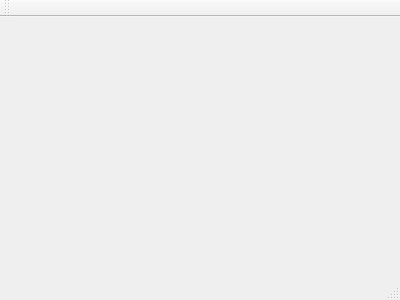
Qt form plugins/MorseDigitalModem/MorseIQMaker/mainwindow.ui (oldscienceguy/PebbleSDR) before a commit.
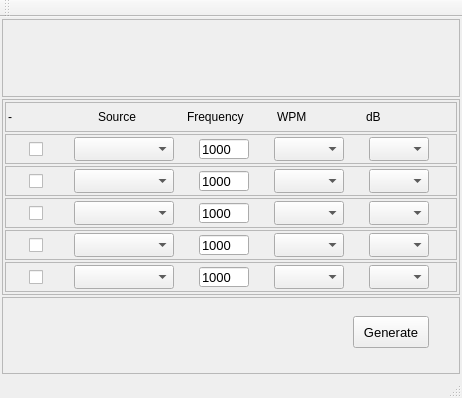
The same form after that commit.

Commit message: UI and 5 signals support

Patch:
```diff
--- a/plugins/MorseDigitalModem/MorseIQMaker/mainwindow.ui
+++ b/plugins/MorseDigitalModem/MorseIQMaker/mainwindow.ui
@@ -1,24 +1,921 @@
 <ui version="4.0">
  <class>MainWindow</class>
- <widget class="QMainWindow" name="MainWindow" >
-  <property name="geometry" >
+ <widget class="QMainWindow" name="MainWindow">
+  <property name="geometry">
    <rect>
     <x>0</x>
     <y>0</y>
-    <width>400</width>
-    <height>300</height>
+    <width>462</width>
+    <height>398</height>
    </rect>
   </property>
   <property name="windowTitle" >
    <string>MainWindow</string>
   </property>
-  <widget class="QMenuBar" name="menuBar" />
-  <widget class="QToolBar" name="mainToolBar" />
-  <widget class="QWidget" name="centralWidget" />
-  <widget class="QStatusBar" name="statusBar" />
+  <widget class="QWidget" name="centralWidget">
+   <layout class="QVBoxLayout" name="verticalLayout_2">
+    <property name="spacing">
+     <number>2</number>
+    </property>
+    <property name="leftMargin">
+     <number>2</number>
+    </property>
+    <property name="topMargin">
+     <number>2</number>
+    </property>
+    <property name="rightMargin">
+     <number>2</number>
+    </property>
+    <property name="bottomMargin">
+     <number>2</number>
+    </property>
+    <item>
+     <widget class="QFrame" name="frame">
+      <property name="frameShape">
+       <enum>QFrame::StyledPanel</enum>
+      </property>
+      <property name="frameShadow">
+       <enum>QFrame::Raised</enum>
+      </property>
+     </widget>
+    </item>
+    <item>
+     <widget class="QFrame" name="frame_2">
+      <property name="frameShape">
+       <enum>QFrame::StyledPanel</enum>
+      </property>
+      <property name="frameShadow">
+       <enum>QFrame::Raised</enum>
+      </property>
+      <layout class="QVBoxLayout" name="verticalLayout">
+       <property name="spacing">
+        <number>2</number>
+       </property>
+       <property name="leftMargin">
+        <number>2</number>
+       </property>
+       <property name="topMargin">
+        <number>2</number>
+       </property>
+       <property name="rightMargin">
+        <number>2</number>
+       </property>
+       <property name="bottomMargin">
+        <number>2</number>
+       </property>
+       <item>
+        <widget class="QFrame" name="frame_3">
+         <property name="minimumSize">
+          <size>
+           <width>0</width>
+           <height>30</height>
+          </size>
+         </property>
+         <property name="maximumSize">
+          <size>
+           <width>16777215</width>
+           <height>30</height>
+          </size>
+         </property>
+         <property name="frameShape">
+          <enum>QFrame::StyledPanel</enum>
+         </property>
+         <property name="frameShadow">
+          <enum>QFrame::Raised</enum>
+         </property>
+         <layout class="QHBoxLayout" name="horizontalLayout_6">
+          <property name="spacing">
+           <number>2</number>
+          </property>
+          <property name="leftMargin">
+           <number>2</number>
+          </property>
+          <property name="topMargin">
+           <number>2</number>
+          </property>
+          <property name="rightMargin">
+           <number>2</number>
+          </property>
+          <property name="bottomMargin">
+           <number>2</number>
+          </property>
+          <item>
+           <widget class="QLabel" name="label">
+            <property name="text">
+             <string>-</string>
+            </property>
+           </widget>
+          </item>
+          <item>
+           <widget class="QLabel" name="label_5">
+            <property name="text">
+             <string>Source</string>
+            </property>
+           </widget>
+          </item>
+          <item>
+           <widget class="QLabel" name="label_2">
+            <property name="text">
+             <string>Frequency</string>
+            </property>
+           </widget>
+          </item>
+          <item>
+           <widget class="QLabel" name="label_3">
+            <property name="text">
+             <string>WPM</string>
+            </property>
+           </widget>
+          </item>
+          <item>
+           <widget class="QLabel" name="label_4">
+            <property name="text">
+             <string>dB</string>
+            </property>
+           </widget>
+          </item>
+         </layout>
+        </widget>
+       </item>
+       <item>
+        <widget class="QFrame" name="frame_4">
+         <property name="minimumSize">
+          <size>
+           <width>0</width>
+           <height>30</height>
+          </size>
+         </property>
+         <property name="maximumSize">
+          <size>
+           <width>16777215</width>
+           <height>30</height>
+          </size>
+         </property>
+         <property name="frameShape">
+          <enum>QFrame::StyledPanel</enum>
+         </property>
+         <property name="frameShadow">
+          <enum>QFrame::Raised</enum>
+         </property>
+         <layout class="QHBoxLayout" name="horizontalLayout">
+          <property name="spacing">
+           <number>2</number>
+          </property>
+          <property name="leftMargin">
+           <number>0</number>
+          </property>
+          <property name="topMargin">
+           <number>2</number>
+          </property>
+          <property name="rightMargin">
+           <number>0</number>
+          </property>
+          <property name="bottomMargin">
+           <number>2</number>
+          </property>
+          <item>
+           <widget class="QCheckBox" name="enabledBox_1">
+            <property name="minimumSize">
+             <size>
+              <width>0</width>
+              <height>20</height>
+             </size>
+            </property>
+            <property name="maximumSize">
+             <size>
+              <width>20</width>
+              <height>20</height>
+             </size>
+            </property>
+            <property name="text">
+             <string/>
+            </property>
+           </widget>
+          </item>
+          <item>
+           <widget class="QComboBox" name="sourceBox_1">
+            <property name="minimumSize">
+             <size>
+              <width>0</width>
+              <height>20</height>
+             </size>
+            </property>
+            <property name="maximumSize">
+             <size>
+              <width>100</width>
+              <height>25</height>
+             </size>
+            </property>
+            <property name="font">
+             <font>
+              <pointsize>10</pointsize>
+             </font>
+            </property>
+           </widget>
+          </item>
+          <item>
+           <widget class="QLineEdit" name="freqencyEdit_1">
+            <property name="minimumSize">
+             <size>
+              <width>0</width>
+              <height>20</height>
+             </size>
+            </property>
+            <property name="maximumSize">
+             <size>
+              <width>50</width>
+              <height>20</height>
+             </size>
+            </property>
+            <property name="font">
+             <font>
+              <pointsize>10</pointsize>
+             </font>
+            </property>
+            <property name="text">
+             <string>1000</string>
+            </property>
+           </widget>
+          </item>
+          <item>
+           <widget class="QComboBox" name="wpmBox_1">
+            <property name="minimumSize">
+             <size>
+              <width>0</width>
+              <height>20</height>
+             </size>
+            </property>
+            <property name="maximumSize">
+             <size>
+              <width>70</width>
+              <height>25</height>
+             </size>
+            </property>
+            <property name="font">
+             <font>
+              <pointsize>10</pointsize>
+             </font>
+            </property>
+           </widget>
+          </item>
+          <item>
+           <widget class="QComboBox" name="dbBox_1">
+            <property name="minimumSize">
+             <size>
+              <width>0</width>
+              <height>20</height>
+             </size>
+            </property>
+            <property name="maximumSize">
+             <size>
+              <width>60</width>
+              <height>25</height>
+             </size>
+            </property>
+            <property name="font">
+             <font>
+              <pointsize>10</pointsize>
+             </font>
+            </property>
+           </widget>
+          </item>
+         </layout>
+        </widget>
+       </item>
+       <item>
+        <widget class="QFrame" name="frame_5">
+         <property name="minimumSize">
+          <size>
+           <width>0</width>
+           <height>30</height>
+          </size>
+         </property>
+         <property name="maximumSize">
+          <size>
+           <width>16777215</width>
+           <height>30</height>
+          </size>
+         </property>
+         <property name="frameShape">
+          <enum>QFrame::StyledPanel</enum>
+         </property>
+         <property name="frameShadow">
+          <enum>QFrame::Raised</enum>
+         </property>
+         <layout class="QHBoxLayout" name="horizontalLayout_2">
+          <property name="spacing">
+           <number>2</number>
+          </property>
+          <property name="leftMargin">
+           <number>0</number>
+          </property>
+          <property name="topMargin">
+           <number>2</number>
+          </property>
+          <property name="rightMargin">
+           <number>0</number>
+          </property>
+          <property name="bottomMargin">
+           <number>2</number>
+          </property>
+          <item>
+           <widget class="QCheckBox" name="enabledBox_2">
+            <property name="minimumSize">
+             <size>
+              <width>0</width>
+              <height>20</height>
+             </size>
+            </property>
+            <property name="maximumSize">
+             <size>
+              <width>20</width>
+              <height>20</height>
+             </size>
+            </property>
+            <property name="text">
+             <string/>
+            </property>
+           </widget>
+          </item>
+          <item>
+           <widget class="QComboBox" name="sourceBox_2">
+            <property name="minimumSize">
+             <size>
+              <width>0</width>
+              <height>20</height>
+             </size>
+            </property>
+            <property name="maximumSize">
+             <size>
+              <width>100</width>
+              <height>25</height>
+             </size>
+            </property>
+            <property name="font">
+             <font>
+              <pointsize>10</pointsize>
+             </font>
+            </property>
+           </widget>
+          </item>
+          <item>
+           <widget class="QLineEdit" name="freqencyEdit_2">
+            <property name="minimumSize">
+             <size>
+              <width>0</width>
+              <height>20</height>
+             </size>
+            </property>
+            <property name="maximumSize">
+             <size>
+              <width>50</width>
+              <height>20</height>
+             </size>
+            </property>
+            <property name="font">
+             <font>
+              <pointsize>10</pointsize>
+             </font>
+            </property>
+            <property name="text">
+             <string>1000</string>
+            </property>
+           </widget>
+          </item>
+          <item>
+           <widget class="QComboBox" name="wpmBox_2">
+            <property name="minimumSize">
+             <size>
+              <width>0</width>
+              <height>20</height>
+             </size>
+            </property>
+            <property name="maximumSize">
+             <size>
+              <width>70</width>
+              <height>25</height>
+             </size>
+            </property>
+            <property name="font">
+             <font>
+              <pointsize>10</pointsize>
+             </font>
+            </property>
+           </widget>
+          </item>
+          <item>
+           <widget class="QComboBox" name="dbBox_2">
+            <property name="minimumSize">
+             <size>
+              <width>0</width>
+              <height>20</height>
+             </size>
+            </property>
+            <property name="maximumSize">
+             <size>
+              <width>60</width>
+              <height>25</height>
+             </size>
+            </property>
+            <property name="font">
+             <font>
+              <pointsize>10</pointsize>
+             </font>
+            </property>
+           </widget>
+          </item>
+         </layout>
+        </widget>
+       </item>
+       <item>
+        <widget class="QFrame" name="frame_6">
+         <property name="minimumSize">
+          <size>
+           <width>0</width>
+           <height>30</height>
+          </size>
+         </property>
+         <property name="maximumSize">
+          <size>
+           <width>16777215</width>
+           <height>30</height>
+          </size>
+         </property>
+         <property name="frameShape">
+          <enum>QFrame::StyledPanel</enum>
+         </property>
+         <property name="frameShadow">
+          <enum>QFrame::Raised</enum>
+         </property>
+         <layout class="QHBoxLayout" name="horizontalLayout_3">
+          <property name="spacing">
+           <number>2</number>
+          </property>
+          <property name="leftMargin">
+           <number>0</number>
+          </property>
+          <property name="topMargin">
+           <number>2</number>
+          </property>
+          <property name="rightMargin">
+           <number>0</number>
+          </property>
+          <property name="bottomMargin">
+           <number>2</number>
+          </property>
+          <item>
+           <widget class="QCheckBox" name="enabledBox_3">
+            <property name="minimumSize">
+             <size>
+              <width>0</width>
+              <height>20</height>
+             </size>
+            </property>
+            <property name="maximumSize">
+             <size>
+              <width>20</width>
+              <height>20</height>
+             </size>
+            </property>
+            <property name="text">
+             <string/>
+            </property>
+           </widget>
+          </item>
+          <item>
+           <widget class="QComboBox" name="sourceBox_3">
+            <property name="minimumSize">
+             <size>
+              <width>0</width>
+              <height>20</height>
+             </size>
+            </property>
+            <property name="maximumSize">
+             <size>
+              <width>100</width>
+              <height>25</height>
+             </size>
+            </property>
+            <property name="font">
+             <font>
+              <pointsize>10</pointsize>
+             </font>
+            </property>
+           </widget>
+          </item>
+          <item>
+           <widget class="QLineEdit" name="freqencyEdit_3">
+            <property name="minimumSize">
+             <size>
+              <width>0</width>
+              <height>20</height>
+             </size>
+            </property>
+            <property name="maximumSize">
+             <size>
+              <width>50</width>
+              <height>20</height>
+             </size>
+            </property>
+            <property name="font">
+             <font>
+              <pointsize>10</pointsize>
+             </font>
+            </property>
+            <property name="text">
+             <string>1000</string>
+            </property>
+           </widget>
+          </item>
+          <item>
+           <widget class="QComboBox" name="wpmBox_3">
+            <property name="minimumSize">
+             <size>
+              <width>0</width>
+              <height>20</height>
+             </size>
+            </property>
+            <property name="maximumSize">
+             <size>
+              <width>70</width>
+              <height>25</height>
+             </size>
+            </property>
+            <property name="font">
+             <font>
+              <pointsize>10</pointsize>
+             </font>
+            </property>
+           </widget>
+          </item>
+          <item>
+           <widget class="QComboBox" name="dbBox_3">
+            <property name="minimumSize">
+             <size>
+              <width>0</width>
+              <height>20</height>
+             </size>
+            </property>
+            <property name="maximumSize">
+             <size>
+              <width>60</width>
+              <height>25</height>
+             </size>
+            </property>
+            <property name="font">
+             <font>
+              <pointsize>10</pointsize>
+             </font>
+            </property>
+           </widget>
+          </item>
+         </layout>
+        </widget>
+       </item>
+       <item>
+        <widget class="QFrame" name="frame_7">
+         <property name="minimumSize">
+          <size>
+           <width>0</width>
+           <height>30</height>
+          </size>
+         </property>
+         <property name="maximumSize">
+          <size>
+           <width>16777215</width>
+           <height>30</height>
+          </size>
+         </property>
+         <property name="frameShape">
+          <enum>QFrame::StyledPanel</enum>
+         </property>
+         <property name="frameShadow">
+          <enum>QFrame::Raised</enum>
+         </property>
+         <layout class="QHBoxLayout" name="horizontalLayout_4">
+          <property name="spacing">
+           <number>2</number>
+          </property>
+          <property name="leftMargin">
+           <number>0</number>
+          </property>
+          <property name="topMargin">
+           <number>2</number>
+          </property>
+          <property name="rightMargin">
+           <number>0</number>
+          </property>
+          <property name="bottomMargin">
+           <number>2</number>
+          </property>
+          <item>
+           <widget class="QCheckBox" name="enabledBox_4">
+            <property name="minimumSize">
+             <size>
+              <width>0</width>
+              <height>20</height>
+             </size>
+            </property>
+            <property name="maximumSize">
+             <size>
+              <width>20</width>
+              <height>20</height>
+             </size>
+            </property>
+            <property name="text">
+             <string/>
+            </property>
+           </widget>
+          </item>
+          <item>
+           <widget class="QComboBox" name="sourceBox_4">
+            <property name="minimumSize">
+             <size>
+              <width>0</width>
+              <height>20</height>
+             </size>
+            </property>
+            <property name="maximumSize">
+             <size>
+              <width>100</width>
+              <height>25</height>
+             </size>
+            </property>
+            <property name="font">
+             <font>
+              <pointsize>10</pointsize>
+             </font>
+            </property>
+           </widget>
+          </item>
+          <item>
+           <widget class="QLineEdit" name="freqencyEdit_4">
+            <property name="minimumSize">
+             <size>
+              <width>0</width>
+              <height>20</height>
+             </size>
+            </property>
+            <property name="maximumSize">
+             <size>
+              <width>50</width>
+              <height>20</height>
+             </size>
+            </property>
+            <property name="font">
+             <font>
+              <pointsize>10</pointsize>
+             </font>
+            </property>
+            <property name="text">
+             <string>1000</string>
+            </property>
+           </widget>
+          </item>
+          <item>
+           <widget class="QComboBox" name="wpmBox_4">
+            <property name="minimumSize">
+             <size>
+              <width>0</width>
+              <height>20</height>
+             </size>
+            </property>
+            <property name="maximumSize">
+             <size>
+              <width>70</width>
+              <height>25</height>
+             </size>
+            </property>
+            <property name="font">
+             <font>
+              <pointsize>10</pointsize>
+             </font>
+            </property>
+           </widget>
+          </item>
+          <item>
+           <widget class="QComboBox" name="dbBox_4">
+            <property name="minimumSize">
+             <size>
+              <width>0</width>
+              <height>20</height>
+             </size>
+            </property>
+            <property name="maximumSize">
+             <size>
+              <width>60</width>
+              <height>25</height>
+             </size>
+            </property>
+            <property name="font">
+             <font>
+              <pointsize>10</pointsize>
+             </font>
+            </property>
+           </widget>
+          </item>
+         </layout>
+        </widget>
+       </item>
+       <item>
+        <widget class="QFrame" name="frame_8">
+         <property name="minimumSize">
+          <size>
+           <width>0</width>
+           <height>30</height>
+          </size>
+         </property>
+         <property name="maximumSize">
+          <size>
+           <width>16777215</width>
+           <height>30</height>
+          </size>
+         </property>
+         <property name="frameShape">
+          <enum>QFrame::StyledPanel</enum>
+         </property>
+         <property name="frameShadow">
+          <enum>QFrame::Raised</enum>
+         </property>
+         <layout class="QHBoxLayout" name="horizontalLayout_5">
+          <property name="spacing">
+           <number>2</number>
+          </property>
+          <property name="leftMargin">
+           <number>0</number>
+          </property>
+          <property name="topMargin">
+           <number>2</number>
+          </property>
+          <property name="rightMargin">
+           <number>0</number>
+          </property>
+          <property name="bottomMargin">
+           <number>2</number>
+          </property>
+          <item>
+           <widget class="QCheckBox" name="enabledBox_5">
+            <property name="minimumSize">
+             <size>
+              <width>0</width>
+              <height>20</height>
+             </size>
+            </property>
+            <property name="maximumSize">
+             <size>
+              <width>20</width>
+              <height>20</height>
+             </size>
+            </property>
+            <property name="text">
+             <string/>
+            </property>
+           </widget>
+          </item>
+          <item>
+           <widget class="QComboBox" name="sourceBox_5">
+            <property name="minimumSize">
+             <size>
+              <width>0</width>
+              <height>20</height>
+             </size>
+            </property>
+            <property name="maximumSize">
+             <size>
+              <width>100</width>
+              <height>25</height>
+             </size>
+            </property>
+            <property name="font">
+             <font>
+              <pointsize>10</pointsize>
+             </font>
+            </property>
+           </widget>
+          </item>
+          <item>
+           <widget class="QLineEdit" name="freqencyEdit_5">
+            <property name="minimumSize">
+             <size>
+              <width>0</width>
+              <height>20</height>
+             </size>
+            </property>
+            <property name="maximumSize">
+             <size>
+              <width>50</width>
+              <height>20</height>
+             </size>
+            </property>
+            <property name="font">
+             <font>
+              <pointsize>10</pointsize>
+             </font>
+            </property>
+            <property name="text">
+             <string>1000</string>
+            </property>
+           </widget>
+          </item>
+          <item>
+           <widget class="QComboBox" name="wpmBox_5">
+            <property name="minimumSize">
+             <size>
+              <width>0</width>
+              <height>20</height>
+             </size>
+            </property>
+            <property name="maximumSize">
+             <size>
+              <width>70</width>
+              <height>25</height>
+             </size>
+            </property>
+            <property name="font">
+             <font>
+              <pointsize>10</pointsize>
+             </font>
+            </property>
+           </widget>
+          </item>
+          <item>
+           <widget class="QComboBox" name="dbBox_5">
+            <property name="minimumSize">
+             <size>
+              <width>0</width>
+              <height>20</height>
+             </size>
+            </property>
+            <property name="maximumSize">
+             <size>
+              <width>60</width>
+              <height>25</height>
+             </size>
+            </property>
+            <property name="font">
+             <font>
+              <pointsize>10</pointsize>
+             </font>
+            </property>
+           </widget>
+          </item>
+         </layout>
+        </widget>
+       </item>
+      </layout>
+     </widget>
+    </item>
+    <item>
+     <widget class="QFrame" name="frame_9">
+      <property name="frameShape">
+       <enum>QFrame::StyledPanel</enum>
+      </property>
+      <property name="frameShadow">
+       <enum>QFrame::Raised</enum>
+      </property>
+      <widget class="QPushButton" name="generateButton">
+       <property name="geometry">
+        <rect>
+         <x>351</x>
+         <y>19</y>
+         <width>76</width>
+         <height>32</height>
+        </rect>
+       </property>
+       <property name="font">
+        <font>
+         <pointsize>10</pointsize>
+        </font>
+       </property>
+       <property name="text">
+        <string>Generate</string>
+       </property>
+      </widget>
+     </widget>
+    </item>
+   </layout>
+  </widget>
+  <widget class="QMenuBar" name="menuBar">
+   <property name="geometry">
+    <rect>
+     <x>0</x>
+     <y>0</y>
+     <width>462</width>
+     <height>22</height>
+    </rect>
+   </property>
+  </widget>
+  <widget class="QToolBar" name="mainToolBar">
+   <attribute name="toolBarArea">
+    <enum>TopToolBarArea</enum>
+   </attribute>
+   <attribute name="toolBarBreak">
+    <bool>false</bool>
+   </attribute>
+  </widget>
+  <widget class="QStatusBar" name="statusBar"/>
  </widget>
- <layoutDefault spacing="6" margin="11" />
- <pixmapfunction></pixmapfunction>
+ <layoutdefault spacing="6" margin="11"/>
  <resources/>
  <connections/>
 </ui>
```
Left out of the diff: 3 changed lines with no effect on the pictures. The commit also changes 4 other files.
